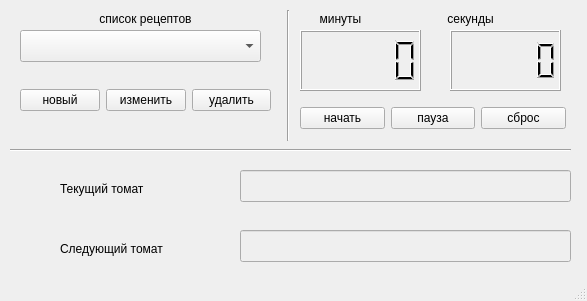
Above: src/ui/interval.ui from zefirior/timemaster before the change. Below: the same form after it.
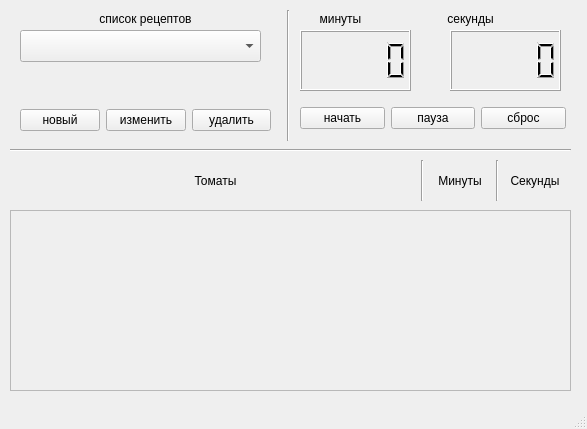
That is the form after the change.

Patch:
```diff
--- a/src/ui/interval.ui
+++ b/src/ui/interval.ui
@@ -7,7 +7,7 @@
     <x>0</x>
     <y>0</y>
     <width>587</width>
-    <height>301</height>
+    <height>429</height>
    </rect>
   </property>
   <property name="windowTitle">
@@ -20,7 +20,7 @@
       <x>0</x>
       <y>0</y>
       <width>581</width>
-      <height>281</height>
+      <height>401</height>
      </rect>
     </property>
     <widget class="QLCDNumber" name="lcd_minute">
@@ -28,7 +28,7 @@
       <rect>
        <x>300</x>
        <y>30</y>
-       <width>121</width>
+       <width>111</width>
        <height>61</height>
       </rect>
      </property>
@@ -147,68 +147,22 @@
       <set>Qt::AlignCenter</set>
      </property>
     </widget>
-    <widget class="QLabel" name="label_3">
-     <property name="geometry">
-      <rect>
-       <x>60</x>
-       <y>180</y>
-       <width>131</width>
-       <height>18</height>
-      </rect>
-     </property>
-     <property name="text">
-      <string>Текущий томат</string>
-     </property>
-    </widget>
-    <widget class="QLabel" name="label_4">
-     <property name="geometry">
-      <rect>
-       <x>60</x>
-       <y>240</y>
-       <width>141</width>
-       <height>18</height>
-      </rect>
-     </property>
-     <property name="text">
-      <string>Следующий томат</string>
-     </property>
-    </widget>
-    <widget class="QLineEdit" name="cur_tomate_text">
-     <property name="enabled">
-      <bool>false</bool>
-     </property>
-     <property name="geometry">
-      <rect>
-       <x>240</x>
-       <y>170</y>
-       <width>331</width>
-       <height>32</height>
-      </rect>
-     </property>
-    </widget>
-    <widget class="QLineEdit" name="next_tomate_text">
-     <property name="enabled">
-      <bool>false</bool>
-     </property>
-     <property name="geometry">
-      <rect>
-       <x>240</x>
-       <y>230</y>
-       <width>331</width>
-       <height>32</height>
-      </rect>
-     </property>
-    </widget>
     <widget class="QWidget" name="widget" native="true">
      <property name="geometry">
       <rect>
        <x>20</x>
-       <y>80</y>
+       <y>100</y>
        <width>251</width>
        <height>41</height>
       </rect>
      </property>
      <layout class="QHBoxLayout" name="horizontalLayout_3">
+      <property name="topMargin">
+       <number>0</number>
+      </property>
+      <property name="bottomMargin">
+       <number>0</number>
+      </property>
       <item>
        <layout class="QHBoxLayout" name="horizontalLayout_2">
         <item>
@@ -249,6 +203,132 @@
       <enum>Qt::Vertical</enum>
      </property>
     </widget>
+    <widget class="QScrollArea" name="tomat_list">
+     <property name="geometry">
+      <rect>
+       <x>10</x>
+       <y>210</y>
+       <width>561</width>
+       <height>181</height>
+      </rect>
+     </property>
+     <property name="widgetResizable">
+      <bool>true</bool>
+     </property>
+     <widget class="QWidget" name="scrollAreaWidgetContents">
+      <property name="geometry">
+       <rect>
+        <x>0</x>
+        <y>0</y>
+        <width>557</width>
+        <height>177</height>
+       </rect>
+      </property>
+      <layout class="QVBoxLayout" name="verticalLayout_2">
+       <property name="leftMargin">
+        <number>0</number>
+       </property>
+       <property name="rightMargin">
+        <number>0</number>
+       </property>
+       <item>
+        <layout class="QVBoxLayout" name="verticalLayout">
+         <item>
+          <spacer name="verticalSpacer">
+           <property name="orientation">
+            <enum>Qt::Vertical</enum>
+           </property>
+           <property name="sizeHint" stdset="0">
+            <size>
+             <width>20</width>
+             <height>40</height>
+            </size>
+           </property>
+          </spacer>
+         </item>
+        </layout>
+       </item>
+      </layout>
+     </widget>
+    </widget>
+    <widget class="QWidget" name="widget_3" native="true">
+     <property name="geometry">
+      <rect>
+       <x>10</x>
+       <y>160</y>
+       <width>561</width>
+       <height>41</height>
+      </rect>
+     </property>
+     <layout class="QHBoxLayout" name="horizontalLayout_5">
+      <item>
+       <layout class="QHBoxLayout" name="horizontalLayout_4">
+        <property name="leftMargin">
+         <number>6</number>
+        </property>
+        <property name="rightMargin">
+         <number>6</number>
+        </property>
+        <item>
+         <widget class="QLabel" name="label_3">
+          <property name="text">
+           <string>Томаты</string>
+          </property>
+          <property name="alignment">
+           <set>Qt::AlignCenter</set>
+          </property>
+         </widget>
+        </item>
+        <item>
+         <widget class="Line" name="line_3">
+          <property name="orientation">
+           <enum>Qt::Vertical</enum>
+          </property>
+         </widget>
+        </item>
+        <item>
+         <widget class="QLabel" name="label_4">
+          <property name="maximumSize">
+           <size>
+            <width>60</width>
+            <height>16777215</height>
+           </size>
+          </property>
+          <property name="text">
+           <string>Минуты</string>
+          </property>
+          <property name="alignment">
+           <set>Qt::AlignCenter</set>
+          </property>
+         </widget>
+        </item>
+        <item>
+         <widget class="Line" name="line_4">
+          <property name="orientation">
+           <enum>Qt::Vertical</enum>
+          </property>
+         </widget>
+        </item>
+        <item>
+         <widget class="QLabel" name="label_5">
+          <property name="maximumSize">
+           <size>
+            <width>60</width>
+            <height>16777215</height>
+           </size>
+          </property>
+          <property name="text">
+           <string>Cекунды</string>
+          </property>
+          <property name="alignment">
+           <set>Qt::AlignCenter</set>
+          </property>
+         </widget>
+        </item>
+       </layout>
+      </item>
+     </layout>
+    </widget>
    </widget>
   </widget>
   <widget class="QStatusBar" name="statusbar"/>
```
Left out of the diff: 2 changed lines with no effect on the pictures.
